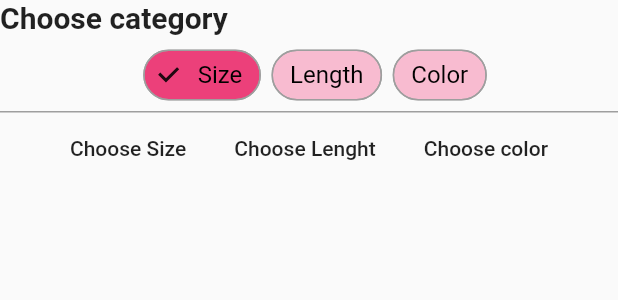
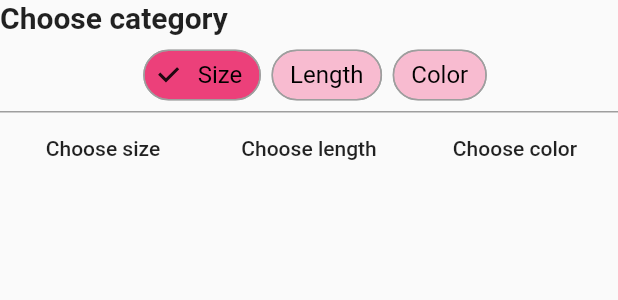
Before and after one commit to Tomino98sv/wardrobeAndroid, a Flutter app: the FilterChipDisplay widget shown alone on an empty page, opened directly with empty values, after a tap on "Size", on a phone screen of 412 x 824 dp. Shown: the top 300 px of the screen. Run offline on Flutter 3.47's test engine with Material 2 defaults, Android fonts, the phone set to English and light mode, and no system bars; our stand-ins replace cached_network_image, cloud_firestore, firebase_auth, firebase_storage, flutter_slidable, google_sign_in and 2 more; missing offline and left inert: flutter_advanced_networkimage; accounts and stored records are empty; network calls fail; Roboto replaces fonts that are missing (Quicksand).

Commit message:
changed fashionistas screen, userinfo screen, filter text fitbox, remove current user form list etc

```diff
--- a/lib/bl/Pages/filter.dart
+++ b/lib/bl/Pages/filter.dart
@@ -81,9 +81,14 @@ class _FilterChipDisplayState extends State<FilterChipDisplay> {
         Row(
           mainAxisAlignment: MainAxisAlignment.center,
           children: <Widget>[
-            FlatButton(
+            Expanded(
+              child: FlatButton(
                   child:
-                selectedWidgetSize == true ? Text("Choose Size") : Text(""),
+                  selectedWidgetSize == true ? FittedBox(
+                    fit: BoxFit.scaleDown,
+                    child: SizedBox(
+                        child: Text("Choose size")),
+                  ) : Text(""),
                   onPressed:
                   selectedWidgetSize == true ? (){
                     showDialog(context: context,
@@ -91,9 +96,15 @@ class _FilterChipDisplayState extends State<FilterChipDisplay> {
                     ) ;
                   } : null
               ),
-            FlatButton(
+            ),
+            Expanded(
+              child: FlatButton(
                   child:
-                selectedWidgetLength == true ? Text("Choose Lenght") : Text(""),
+                  selectedWidgetLength == true ?FittedBox(
+                    fit: BoxFit.scaleDown,
+                    child: SizedBox(
+                        child: Text("Choose length")),
+                  ) : Text(""),
                   onPressed:
                   selectedWidgetLength == true ? (){
                     showDialog(context: context,
@@ -101,15 +112,23 @@ class _FilterChipDisplayState extends State<FilterChipDisplay> {
                     ) ;
                   } : null
               ),
-            FlatButton(
+            ),
+            Expanded(
+              child: FlatButton(
                   child:
-                selectedWidgetColor == true ? Text("Choose color") : Text(""),
+                  selectedWidgetColor == true ? FittedBox(
+                    fit: BoxFit.scaleDown,
+                    child: SizedBox(
+                      child: Text("Choose color")),
+                    )
+                     : Text(""),
                   onPressed:
                   selectedWidgetColor == true ? (){
                     showDialog(context: context,
                         child: _buildColorWidget(context)
                     ) ;
                   } : null
+              ),
             ),
           ],
         ),
--- a/lib/bl/Pages/welcome.dart
+++ b/lib/bl/Pages/welcome.dart
@@ -213,7 +213,7 @@ class _WelcomePageState extends State<WelcomePage>
                                                           Navigator.push(context,
                                                               MaterialPageRoute(
                                                                   builder: (context) {
-                                                                    return UserList(item: document);
+                                                                    return UserList(item: document, user: user2);
                                                                   }));
                                                         },
                                                         child: Text("Borrow"),
@@ -566,6 +566,7 @@ class _WelcomePageState extends State<WelcomePage>
                     ],
                   );
               }
+
             })
     );
   }
--- a/lib/db/allDressesList.dart
+++ b/lib/db/allDressesList.dart
@@ -79,7 +79,7 @@ class DressesListState extends State<AllDressesList> {
                       crossAxisCount: 3,
                       crossAxisSpacing: 12.0,
                       mainAxisSpacing: 12.0,
-                      shrinkWrap: true,
+                      shrinkWrap: true, //must be here!!!!
                       children: snapshot.data.documents
                           .where((doc) => doc["userId"] != userCurrent.uid)
                         .where((doc) => filterValue == null || doc["size"] == filterValue || doc["color"] == filterValue || doc["length"] == filterValue )
```
Also changed, not shown: lib/db/FirestoreManager.dart (+148 -80 lines), lib/db/userInfo.dart (+119 -28 lines). Lines whose indentation alone changed are shown as unchanged.
